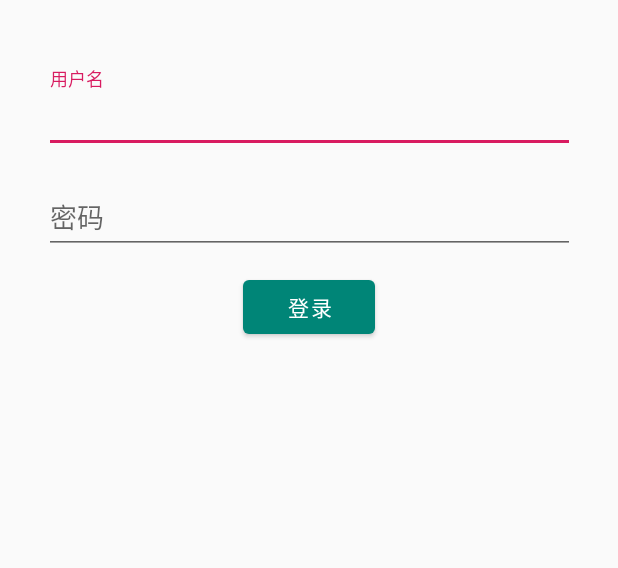
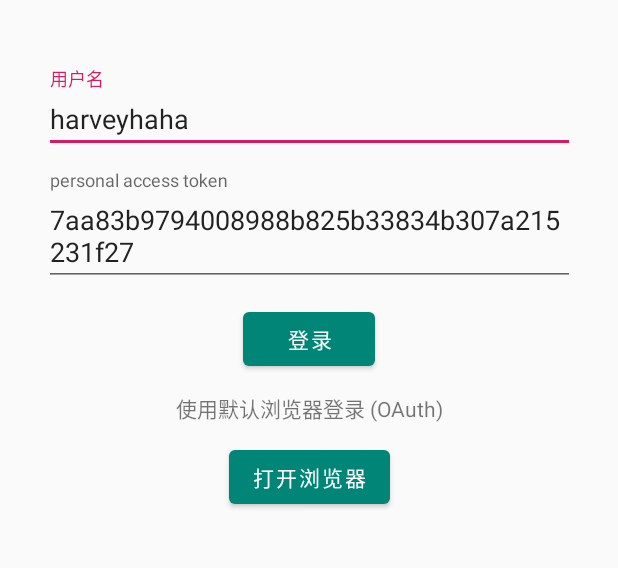
Before and after one commit to harveyhaha/MVVM-Yggd, an Android app: the screen it shows after launch (LoginActivity), on a phone screen of 412 x 824 dp, the part 381-949 px from its top. Run offline under Robolectric (Android 15) with nearby library versions, the phone set to English and light mode, and no system bars; our stand-ins replace Dagger/Hilt's generated code, Timber, data binding.

Commit message:
布局activity_login改为personal access token 和 浏览器登录 修复包名错误问题

```diff
--- a/app/src/main/java/com/wtf/sample/http/LiveDataCallAdapter.kt
+++ b/app/src/main/java/com/wtf/sample/http/LiveDataCallAdapter.kt
@@ -17,7 +17,7 @@
 package com.wtf.sample.http
 
 import androidx.lifecycle.LiveData
-import com.android.example.github.api.ApiResponse
+import com.wtf.sample.api.ApiResponse
 import retrofit2.Call
 import retrofit2.CallAdapter
 import retrofit2.Callback
--- a/app/src/main/java/com/wtf/sample/http/LiveDataCallAdapterFactory.kt
+++ b/app/src/main/java/com/wtf/sample/http/LiveDataCallAdapterFactory.kt
@@ -17,7 +17,7 @@
 package com.wtf.sample.http
 
 import androidx.lifecycle.LiveData
-import com.android.example.github.api.ApiResponse
+import com.wtf.sample.api.ApiResponse
 import retrofit2.CallAdapter
 import retrofit2.CallAdapter.Factory
 import retrofit2.Retrofit
--- a/app/src/main/java/com/wtf/sample/viewmodels/LoginViewModel.kt
+++ b/app/src/main/java/com/wtf/sample/viewmodels/LoginViewModel.kt
@@ -12,8 +12,8 @@ import javax.inject.Inject
  * @CreateDate:     20-1-7 下午4:18
  */
 open class LoginViewModel @Inject constructor() : BaseViewModel() {
-    val userName = ObservableField<String>("")
-    val password = ObservableField<String>("")
+    val userName = ObservableField<String>("harveyhaha")
+    val password = ObservableField<String>("7aa83b9794008988b825b33834b307a215231f27")
 
     fun basicLogin() {
         Timber.i("login:%s %s ", userName.get(), password.get())
--- a/app/src/main/res/layout/activity_login.xml
+++ b/app/src/main/res/layout/activity_login.xml
@@ -75,5 +75,26 @@
             app:layout_constraintStart_toStartOf="parent"
             app:layout_constraintTop_toBottomOf="@+id/password_textil" />
 
+        <TextView
+            android:id="@+id/default_browser_tv"
+            android:layout_width="wrap_content"
+            android:layout_height="wrap_content"
+            android:layout_marginTop="@dimen/dp_10"
+            android:text="@string/login_using_your_default_browser"
+            app:layout_constraintEnd_toEndOf="parent"
+            app:layout_constraintStart_toStartOf="parent"
+            app:layout_constraintTop_toBottomOf="@+id/login_btn" />
+
+        <com.google.android.material.button.MaterialButton
+            android:id="@+id/browser_login_btn"
+            android:layout_width="wrap_content"
+            android:layout_height="wrap_content"
+            android:layout_marginTop="@dimen/dp_10"
+            android:onClick="onLoginClick"
+            android:text="@string/login_browser"
+            app:layout_constraintEnd_toEndOf="parent"
+            app:layout_constraintStart_toStartOf="parent"
+            app:layout_constraintTop_toBottomOf="@+id/default_browser_tv" />
+
     </androidx.constraintlayout.widget.ConstraintLayout>
 </layout>
--- a/app/src/main/res/values/strings.xml
+++ b/app/src/main/res/values/strings.xml
@@ -5,8 +5,11 @@
     <string name="toolbar_submit_complete">完成</string>
     <!--login-->
     <string name="username">用户名</string>
-    <string name="password">密码</string>
+    <string name="password">personal access token</string>
     <string name="login">登录</string>
+    <string name="login_browser">打开浏览器</string>
     <string name="user_name_warning">用户名不可用！</string>
-    <string name="password_warning">密码不可用！</string>
+    <string name="password_warning">token 不可用！</string>
+    <string name="login_using_your_default_browser">使用默认浏览器登录 (OAuth)</string>
+
 </resources>
```
Also changed, not shown: app/src/main/java/com/wtf/sample/http/NetworkBoundResource.kt (+4 -4 lines).
